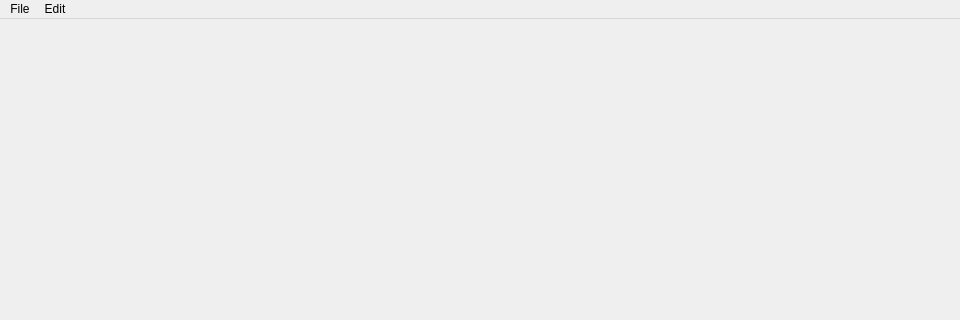
The window that src/pyspec_software/gui/mainWindowUi.ui (DCC-Lab/PySpec) describes before a commit, drawn with Qt 5; both pictures show x 0 to 960 and y 0 to 320 of the 960 by 540 pixel window.
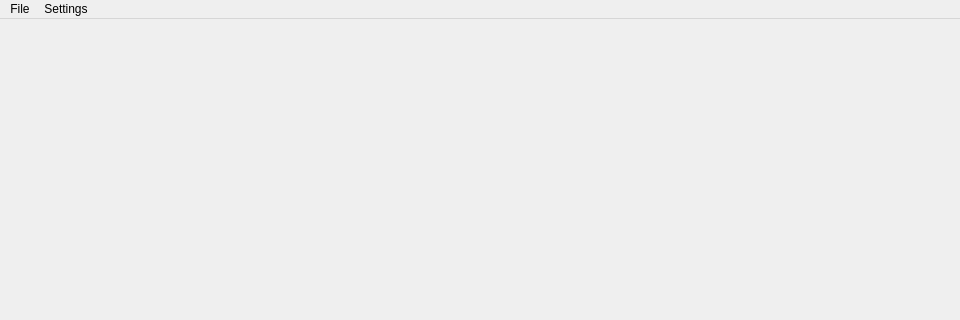
The same window after the commit.

Patch:
```diff
--- a/src/pyspec_software/gui/mainWindowUi.ui
+++ b/src/pyspec_software/gui/mainWindowUi.ui
@@ -34,7 +34,7 @@
    </widget>
    <widget class="QMenu" name="menuEdit">
     <property name="title">
-     <string>Edit</string>
+     <string>Settings</string>
     </property>
     <addaction name="actionReset_Parameters"/>
    </widget>
```
Left out of the diff: 16 changed lines with no effect on the pictures.
